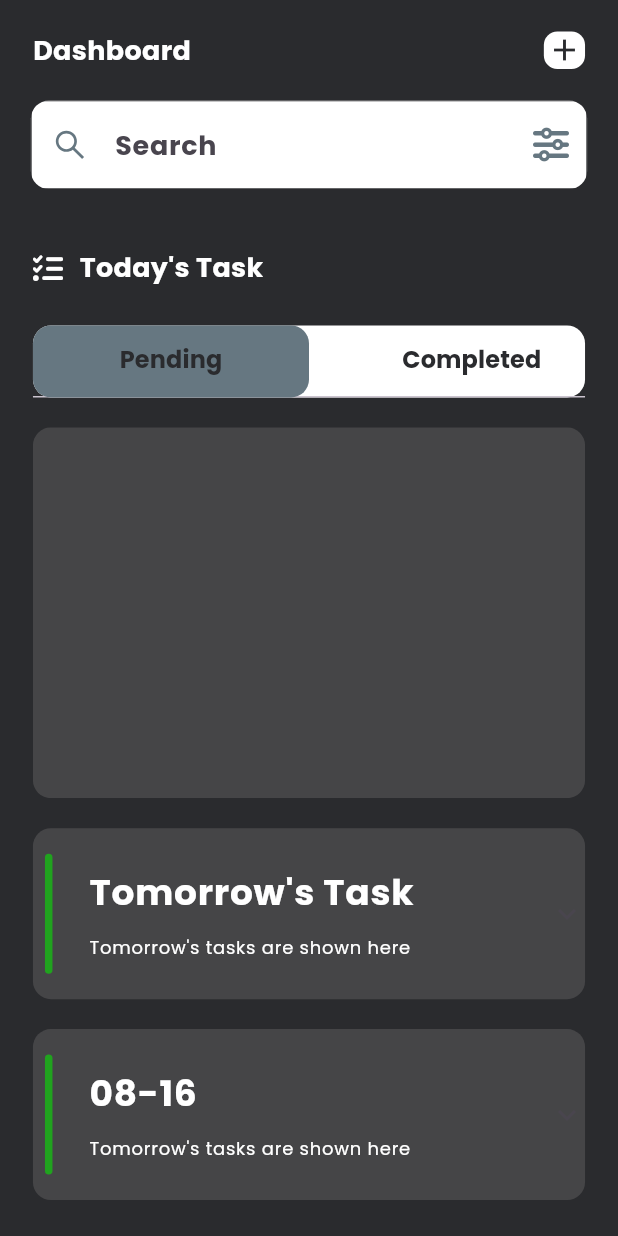
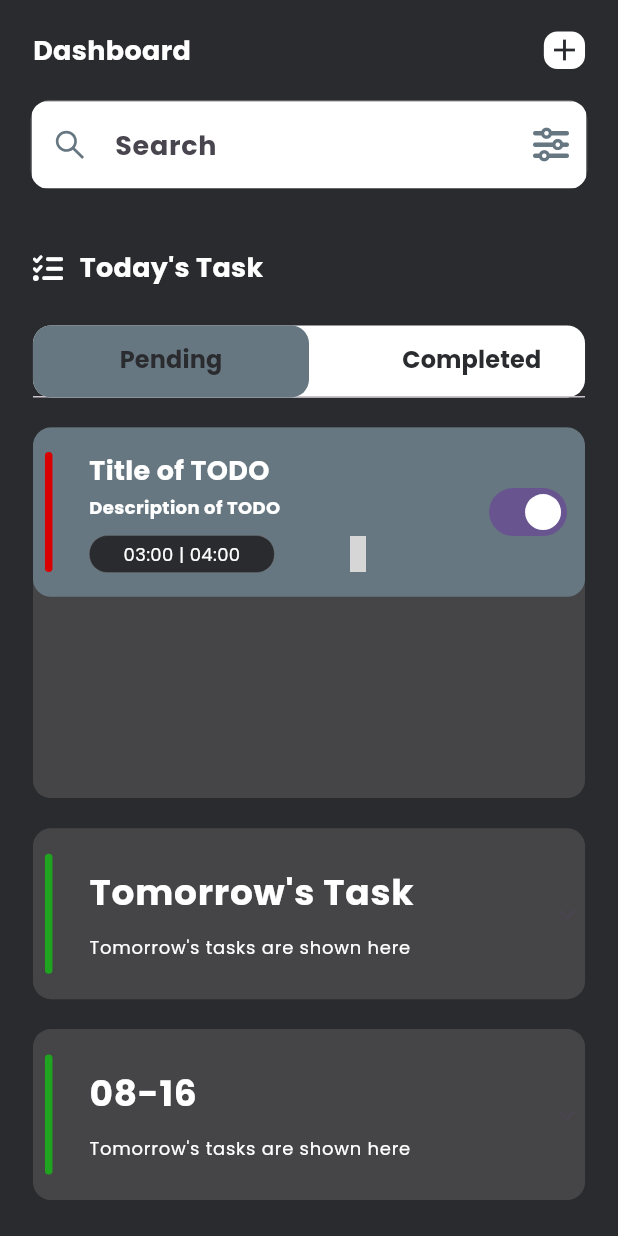
Before and after one commit to ehsaaaaan0/Task-Management-App-Using-Flutter-Riverpod-2.0, a Flutter app: the screen it shows after launch, on a phone screen of 412 x 824 dp. Run offline on Flutter 3.47's test engine with Material 3 defaults, Android fonts, the phone set to English and light mode, and no system bars; our stand-ins replace country_picker, flutter_screenutil, flutter_vector_icons, google_fonts, hooks_riverpod, pinput and 1 more; grey boxes are pictures that could not be loaded.

Commit message:
Fixing bugs

```diff
--- a/lib/features/todo/pages/homepage.dart
+++ b/lib/features/todo/pages/homepage.dart
@@ -9,6 +9,7 @@ import 'package:task_management/common/widgets/height_spacer.dart';
 import 'package:task_management/common/widgets/reusable_text.dart';
 import 'package:task_management/common/widgets/width_spacer.dart';
 import 'package:task_management/common/widgets/xpansion_tiles.dart';
+import 'package:task_management/features/todo/widgets/todo_tiles.dart';
 
 class Homepage extends ConsumerStatefulWidget {
   const Homepage({super.key});
@@ -160,6 +161,18 @@ class _HomepageState extends ConsumerState<Homepage>
                       Container(
                         color: AppConst.kBkLight,
                         height: AppConst.kHeight * 0.3,
+
+                        child: ListView(
+                          children: [
+                            TODOTile(
+                              start: "03:00",
+                              end: "04:00",
+                              switcher: Switch(value: true, onChanged: (value){
+
+                              }),
+                            )
+                          ],
+                        ),
                       ),
                       Container(
                         color: AppConst.kBkLight,
--- /dev/null
+++ b/lib/features/todo/widgets/todo_tiles.dart
@@ -0,0 +1,125 @@
+import 'package:flutter/material.dart';
+import 'package:flutter_screenutil/flutter_screenutil.dart';
+import 'package:flutter_vector_icons/flutter_vector_icons.dart';
+import 'package:task_management/common/utils/constants.dart';
+import 'package:task_management/common/widgets/appstyle.dart';
+import 'package:task_management/common/widgets/height_spacer.dart';
+import 'package:task_management/common/widgets/reusable_text.dart';
+import 'package:task_management/common/widgets/width_spacer.dart';
+
+class TODOTile extends StatelessWidget {
+  const TODOTile(
+      {super.key,
+      this.color,
+      this.title,
+      this.description,
+      this.start,
+      this.end,
+      this.editWidget,
+      this.delete, this.switcher});
+
+  final Color? color;
+  final String? title;
+  final String? description;
+  final String? start;
+  final String? end;
+  final Widget? editWidget;
+  final void Function()? delete;
+  final Widget? switcher;
+
+  @override
+  Widget build(BuildContext context) {
+    return Padding(
+      padding: EdgeInsets.only(bottom: 8.h),
+      child: Stack(
+        children: [
+          Container(
+            padding: EdgeInsets.all(8.h),
+            width: AppConst.kWidth,
+            decoration: BoxDecoration(
+                color: AppConst.kGrayLight,
+                borderRadius:
+                    BorderRadius.all(Radius.circular(AppConst.kRadius))),
+            child: Row(
+              mainAxisAlignment: MainAxisAlignment.spaceBetween,
+              children: [
+                Row(
+                  children: [
+                    Container(
+                      height: 80,
+                      width: 5,
+                      decoration: BoxDecoration(
+                          borderRadius: BorderRadius.all(
+                              Radius.circular(AppConst.kRadius)),
+                          color: color ?? AppConst.kRed),
+                    ),
+                    WidthSpacer(h: 15),
+                    Padding(
+                      padding: EdgeInsets.all(8.h),
+                      child: SizedBox(
+                        width: AppConst.kWidth * 0.6,
+                        child: Column(
+                          crossAxisAlignment: CrossAxisAlignment.start,
+                          children: [
+                            ReusableText(
+                                text: title ?? "Title of TODO",
+                                style: appStyle(
+                                    18, AppConst.kLight, FontWeight.bold)),
+                            const HeightSpacer(hight: 3),
+                            ReusableText(
+                                text: description ?? "Description of TODO",
+                                style: appStyle(
+                                    12, AppConst.kLight, FontWeight.bold)),
+                            const HeightSpacer(hight: 10),
+                            Row(
+                              mainAxisAlignment: MainAxisAlignment.start,
+                              children: [
+                                Container(
+                                  width: AppConst.kWidth * 0.3,
+                                  height: 25.h,
+                                  decoration: BoxDecoration(
+                                      border: Border.all(
+                                          width: 0.3, color: AppConst.kGrayDk),
+                                      borderRadius: BorderRadius.all(
+                                          Radius.circular(AppConst.kRadius)),
+                                      color: AppConst.kBkDark),
+                                  child: Center(
+                                      child: ReusableText(
+                                          text: "$start | $end",
+                                          style: appStyle(12, AppConst.kLight,
+                                              FontWeight.normal))),
+                                ),
+                                WidthSpacer(h: 20),
+                                Row(
+                                  children: [
+                                    SizedBox(
+                                      child: editWidget,
+                                    ),
+                                    const WidthSpacer(h: 20),
+                                    GestureDetector(
+                                      onTap: delete,
+                                      child: const Icon(
+                                          MaterialCommunityIcons.delete_circle),
+                                    )
+                                  ],
+                                )
+                              ],
+                            )
+                          ],
+                        ),
+                      ),
+                    )
+                  ],
+                ),
+                Container(
+                  padding: EdgeInsets.only(bottom: 0.h),
+                  child: switcher,
+                )
+              ],
+            ),
+          )
+        ],
+      ),
+    );
+  }
+}
```
